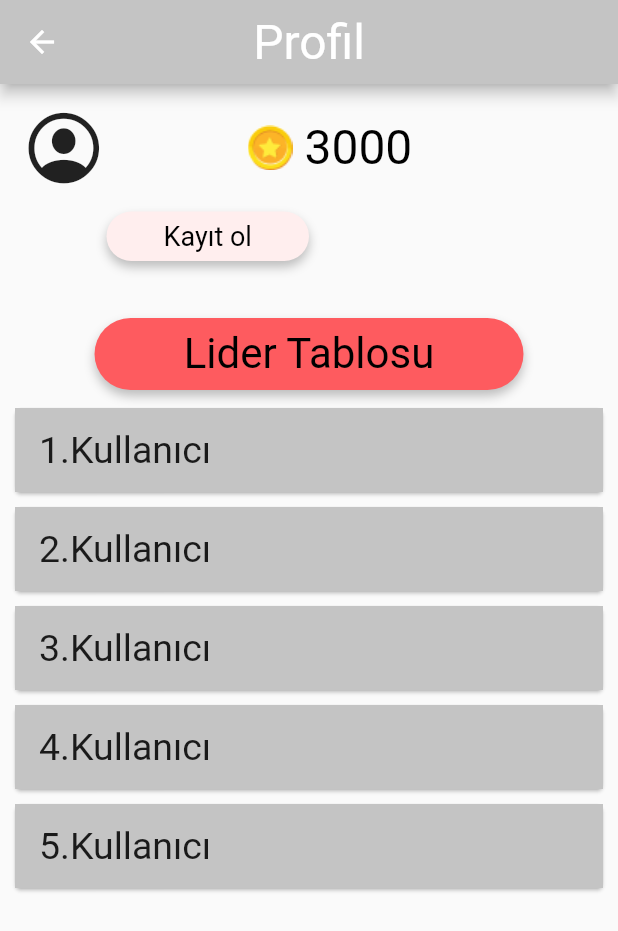
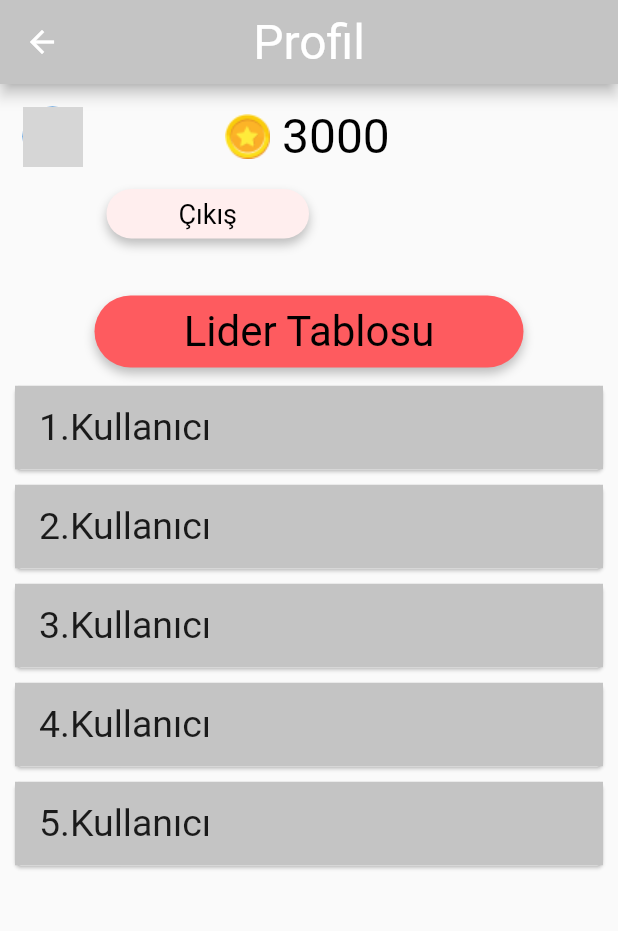
Before and after one commit to yalgettekin/Takim57, a Flutter app: the ProfileTab screen opened directly, on a phone screen of 412 x 824 dp. Shown: the top 931 px of the screen. Run offline on Flutter 3.47's test engine with Material 2 defaults, Android fonts, the phone set to English and light mode, and no system bars; our stand-ins replace cloud_firestore, firebase_auth, firebase_core, google_sign_in, hive, hive_flutter and 2 more; missing offline and left inert: dart:ffi; accounts and stored records are empty; network calls fail; Roboto replaces fonts that are missing (SourceSansPro, Yomogi); grey boxes are pictures that could not be loaded.

Commit message:
Add profile icon and login logout buttons according to login condition

```diff
--- a/lib/Screens/ProfileTab.dart
+++ b/lib/Screens/ProfileTab.dart
@@ -1,12 +1,24 @@
 // ignore_for_file: file_names
+
+import 'dart:ffi';
 
 import 'package:firebase_auth/firebase_auth.dart';
 import 'package:flutter/cupertino.dart';
 import 'package:flutter/material.dart';
+import '../../Screens/Login/LoginTabBarController.dart';
 import '../Constants/StringConstant.dart';
+import 'package:google_sign_in/google_sign_in.dart';
 
-class ProfileTab extends StatelessWidget {
+class ProfileTab extends StatefulWidget {
   const ProfileTab({Key? key}) : super(key: key);
+
+  @override
+  State<ProfileTab> createState() => _ProfileTabState();
+}
+
+class _ProfileTabState extends State<ProfileTab> {
+  GoogleSignIn _googleSignIn = GoogleSignIn();
+  String signinText = "";
 
   @override
   Widget build(BuildContext context) => SafeArea(
@@ -14,6 +26,11 @@ class ProfileTab extends StatelessWidget {
           child: StreamBuilder<User?>(
             stream: FirebaseAuth.instance.authStateChanges(),
             builder: (context, snapshot) {
+              if (snapshot.hasData) {
+                signinText = kExitText;
+              } else {
+                signinText = kSignUpText;
+              }
               return Scaffold(
                 appBar: AppBar(
                   backgroundColor: const Color(0xffc4c4c4),
@@ -33,12 +50,15 @@ class ProfileTab extends StatelessWidget {
                       children: [
                         Padding(
                           padding: const EdgeInsets.all(15.0),
-                          child: Icon(
-                            CupertinoIcons.profile_circled,
-                            size: 55,
+                          child: snapshot.hasData
+                              ? CircleAvatar(
+                                  backgroundImage: NetworkImage(
+                                    snapshot.data!.photoURL.toString(),
                                   ),
+                                )
+                              : const Icon(CupertinoIcons.profile_circled,
+                                  size: 55),
                         ),
-                        // Seray San
                         Text(snapshot.data?.displayName ?? kUnknown,
                             style: const TextStyle(
                                 color: const Color(0xff000000),
@@ -68,9 +88,18 @@ class ProfileTab extends StatelessWidget {
                     ),
                     Padding(
                       padding: const EdgeInsets.only(right: 135),
+                      child: GestureDetector(
+                        onTap: () async {
+                          if (snapshot.hasData) {
+                            _googleSignIn.signOut();
+                            FirebaseAuth.instance.signOut();
+                          } else {
+                            goToLoginScreen(context);
+                          }
+                        },
                         child: Container(
                             child: Align(
-                            child: Text("Kayıt ol ",
+                              child: Text(signinText,
                                   textAlign: TextAlign.center,
                                   style: TextStyle(
                                     fontFamily: 'SourceSansPro',
@@ -93,6 +122,7 @@ class ProfileTab extends StatelessWidget {
                                     spreadRadius: 0)
                               ],
                             )),
+                      ),
                     ),
                     Padding(
                       padding: const EdgeInsets.only(
@@ -148,3 +178,6 @@ class ProfileTab extends StatelessWidget {
         ),
       );
 }
+
+void goToLoginScreen(context) => Navigator.of(context).pushReplacement(
+    MaterialPageRoute(builder: (_) => const LoginTabBarController()));
```
Lines whose indentation alone changed are shown as unchanged.
